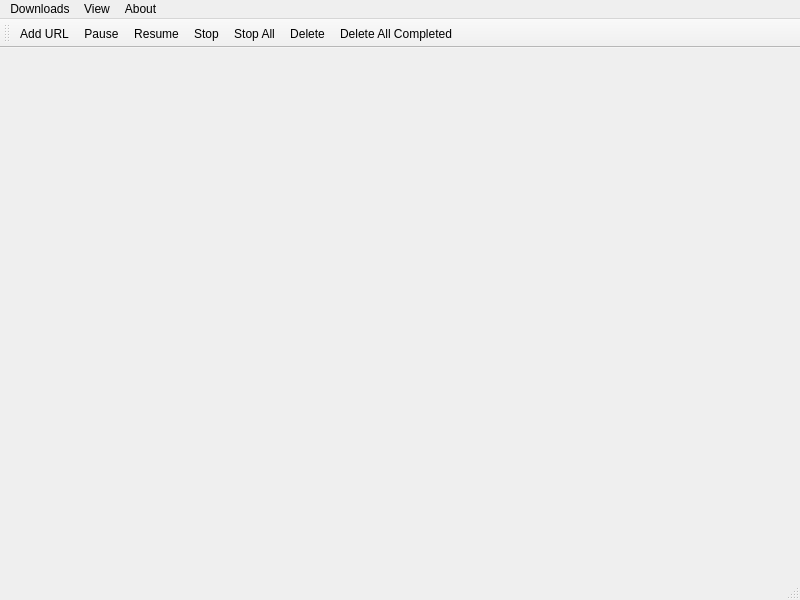
Above: mainwindow.ui from raffleberry/udm before the change. Below: the same form after it.
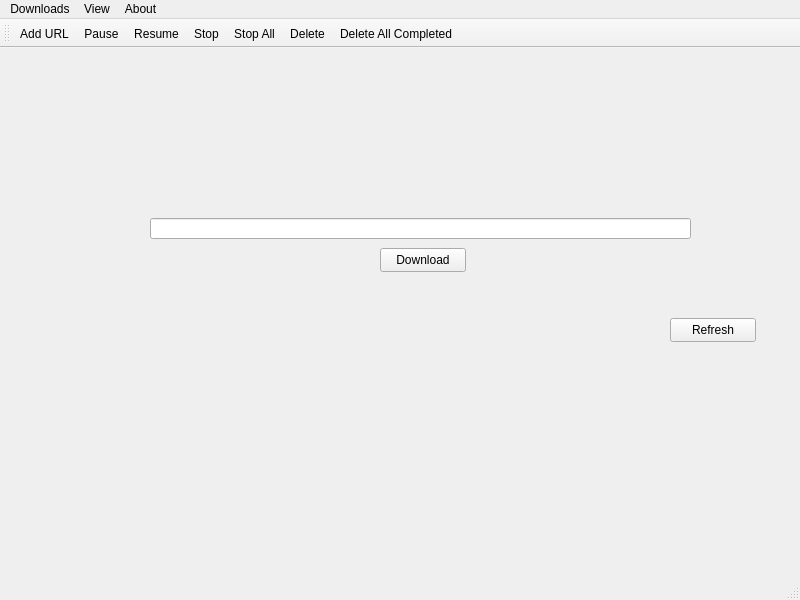
That is the form after the change. Icons and pictures are not drawn.

Diff of the .ui file:
```diff
--- a/mainwindow.ui
+++ b/mainwindow.ui
@@ -13,7 +13,44 @@
   <property name="windowTitle">
    <string>Untitled Download Manager</string>
   </property>
-  <widget class="QWidget" name="centralwidget"/>
+  <widget class="QWidget" name="centralwidget">
+   <widget class="QLineEdit" name="lineEdit">
+    <property name="geometry">
+     <rect>
+      <x>150</x>
+      <y>170</y>
+      <width>541</width>
+      <height>21</height>
+     </rect>
+    </property>
+   </widget>
+   <widget class="QPushButton" name="pushButton">
+    <property name="geometry">
+     <rect>
+      <x>380</x>
+      <y>200</y>
+      <width>86</width>
+      <height>24</height>
+     </rect>
+    </property>
+    <property name="text">
+     <string>Download</string>
+    </property>
+   </widget>
+   <widget class="QPushButton" name="pushButton_2">
+    <property name="geometry">
+     <rect>
+      <x>670</x>
+      <y>270</y>
+      <width>86</width>
+      <height>24</height>
+     </rect>
+    </property>
+    <property name="text">
+     <string>Refresh</string>
+    </property>
+   </widget>
+  </widget>
   <widget class="QMenuBar" name="menubar">
    <property name="geometry">
     <rect>
```
